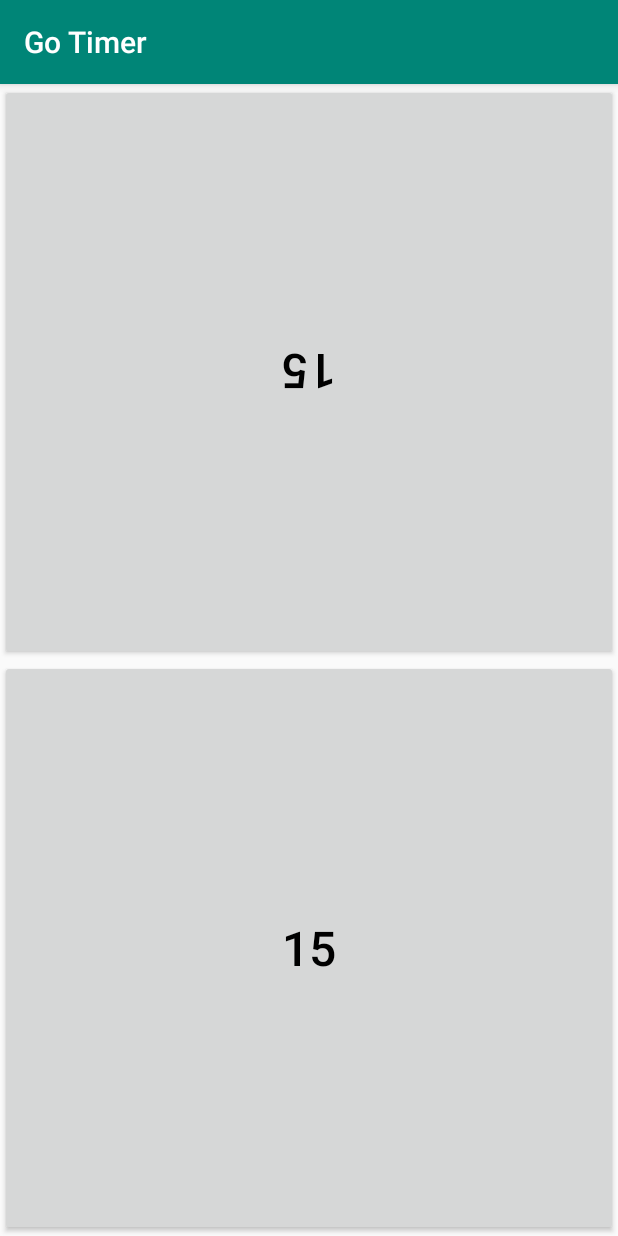
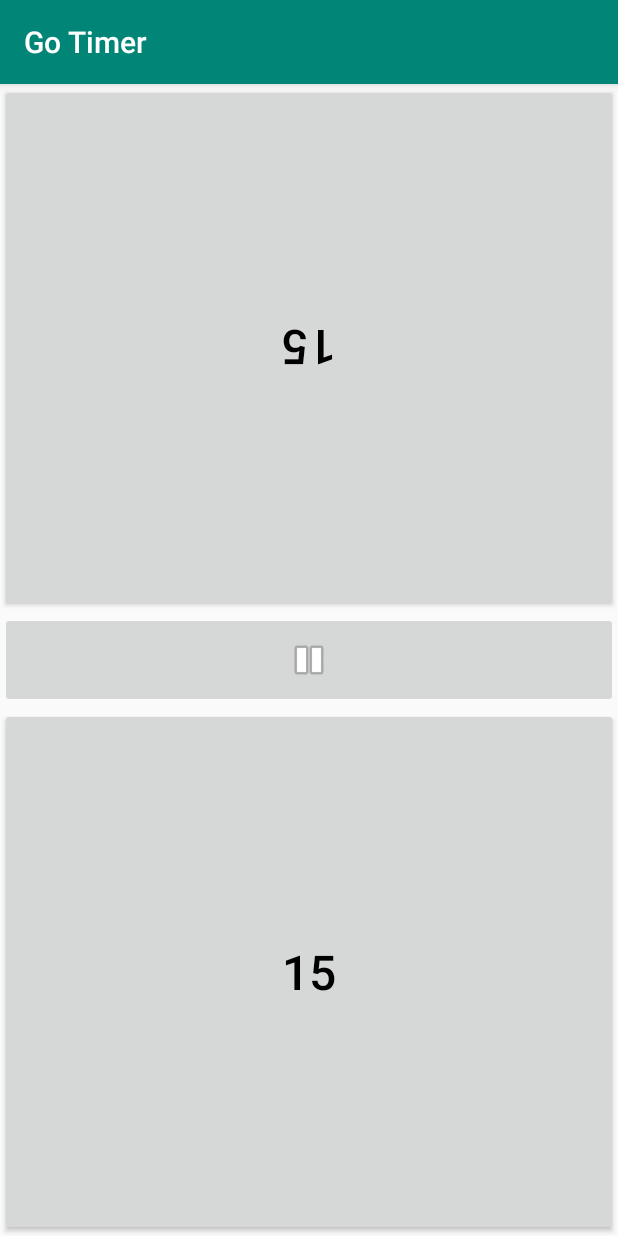
Before and after one commit to huhx0015/RPGCharacterDirectory, an Android app: the screen it shows after launch (MainActivity), after a tap on "15", on a phone screen of 412 x 824 dp. Run offline under Robolectric (Android 15) with nearby library versions, the phone set to English and light mode, and no system bars; our stand-ins replace RxJava; 2 statements that could not run were skipped.

Commit message:
Added control view to the layout.

```diff
--- a/app/src/main/java/com/huhx0015/gotimer/MainActivity.kt
+++ b/app/src/main/java/com/huhx0015/gotimer/MainActivity.kt
@@ -3,10 +3,9 @@ package com.huhx0015.gotimer
 import androidx.appcompat.app.AppCompatActivity
 import android.os.Bundle
 import android.util.Log
-import androidx.lifecycle.Observer
 import androidx.lifecycle.ViewModelProviders
 import io.reactivex.disposables.CompositeDisposable
-import kotlinx.android.synthetic.main.fragment_timer.*
+import kotlinx.android.synthetic.main.view_controls.*
 
 class MainActivity : AppCompatActivity(), TimerFragment.TimerFragmentListener {
 
@@ -27,6 +26,7 @@ class MainActivity : AppCompatActivity(), TimerFragment.TimerFragmentListener {
         super.onCreate(savedInstanceState)
 
         initView()
+        initControls()
         initViewModel()
         initFragments(savedInstanceState)
         initObserver()
@@ -39,6 +39,23 @@ class MainActivity : AppCompatActivity(), TimerFragment.TimerFragmentListener {
 
     private fun initView() {
         setContentView(R.layout.activity_main)
+    }
+
+    private fun initControls() {
+        ib_pause.setOnClickListener {
+            // TODO: Handle control state here.
+        }
+    }
+
+
+    private fun initViewModel() {
+        viewModelFactory = ViewModelFactory()
+        //viewModel = ViewModelProviders.of(this, viewModelFactory).get(MainViewModel::class.java) // TODO: Update ViewModelFactory
+        viewModel = ViewModelProviders.of(this).get(MainViewModel::class.java)
+
+        // Sets each timer state to NOT_STARTED
+        viewModel.initTimer(TOP_TIMER_ID)
+        viewModel.initTimer(BOTTOM_TIMER_ID)
     }
 
     private fun initFragments(savedInstanceState: Bundle?) {
@@ -61,26 +78,17 @@ class MainActivity : AppCompatActivity(), TimerFragment.TimerFragmentListener {
 //        viewModel.currentState.observe(this, Observer {
 //            it?.let {
 //                when (it) {
-//                    MainViewModel.TimerState.NOT_STARTED -> Log.d(TAG, "Not Started")
-//                    MainViewModel.TimerState.TOP_TIMER_RUNNING -> Log.d(TAG, "Top Timer Running")
-//                    MainViewModel.TimerState.BOTTOM_TIMER_RUNNING -> Log.d(TAG, "Bottom Timer Running")
-//                    MainViewModel.TimerState.PAUSED -> Log.d(TAG, "Paused")
-//                    MainViewModel.TimerState.FINISHED -> Log.d(TAG, "Finished")
+//                    MainViewModel.State.NOT_STARTED -> Log.d(TAG, "Not Started")
+//                    MainViewModel.State.TOP_TIMER_RUNNING -> Log.d(TAG, "Top Timer Running")
+//                    MainViewModel.State.BOTTOM_TIMER_RUNNING -> Log.d(TAG, "Bottom Timer Running")
+//                    MainViewModel.State.PAUSED -> Log.d(TAG, "Paused")
+//                    MainViewModel.State.FINISHED -> Log.d(TAG, "Finished")
 //                }
 //            }
 //        })
     }
 
-    private fun initViewModel() {
-        viewModelFactory = ViewModelFactory()
-        //viewModel = ViewModelProviders.of(this, viewModelFactory).get(MainViewModel::class.java) // TODO: Update ViewModelFactory
-        viewModel = ViewModelProviders.of(this).get(MainViewModel::class.java)
 
-
-        // Sets each timer state to NOT_STARTED
-        viewModel.initTimer(TOP_TIMER_ID)
-        viewModel.initTimer(BOTTOM_TIMER_ID)
-    }
 
     override fun onTimerButtonClicked(id: String?) {
 
@@ -88,9 +96,9 @@ class MainActivity : AppCompatActivity(), TimerFragment.TimerFragmentListener {
             TOP_TIMER_ID -> {
                 Log.d("TIMER", "TOP TIMER BUTTON TAPPED")
 
-                if (!viewModel.timerStates[TOP_TIMER_ID]?.equals(MainViewModel.TimerState.RUNNING)!!) {
-                    viewModel.timerStates[TOP_TIMER_ID] = MainViewModel.TimerState.RUNNING // Sets the running state.
-                    viewModel.timerStates[BOTTOM_TIMER_ID] = MainViewModel.TimerState.PAUSED // Sets the running state.
+                if (!viewModel.timerStates[TOP_TIMER_ID]?.equals(State.RUNNING)!!) {
+                    viewModel.timerStates[TOP_TIMER_ID] = State.RUNNING // Sets the running state.
+                    viewModel.timerStates[BOTTOM_TIMER_ID] = State.PAUSED // Sets the running state.
                 }
 
 
@@ -98,9 +106,9 @@ class MainActivity : AppCompatActivity(), TimerFragment.TimerFragmentListener {
             BOTTOM_TIMER_ID -> {
                 Log.d("TIMER", "BOTTOM TIMER BUTTON TAPPED")
 
-                if (!viewModel.timerStates[BOTTOM_TIMER_ID]?.equals(MainViewModel.TimerState.RUNNING)!!) {
-                    viewModel.timerStates[BOTTOM_TIMER_ID] = MainViewModel.TimerState.RUNNING // Sets the running state.
-                    viewModel.timerStates[TOP_TIMER_ID] = MainViewModel.TimerState.PAUSED // Sets the running state.
+                if (!viewModel.timerStates[BOTTOM_TIMER_ID]?.equals(State.RUNNING)!!) {
+                    viewModel.timerStates[BOTTOM_TIMER_ID] = State.RUNNING // Sets the running state.
+                    viewModel.timerStates[TOP_TIMER_ID] = State.PAUSED // Sets the running state.
                 }
             }
         }
--- a/app/src/main/java/com/huhx0015/gotimer/MainViewModel.kt
+++ b/app/src/main/java/com/huhx0015/gotimer/MainViewModel.kt
@@ -15,27 +15,22 @@ import java.util.concurrent.atomic.AtomicLong
 
 class MainViewModel: ViewModel() {
 
-    enum class TimerState {
-        NOT_STARTED, RUNNING, PAUSED, FINISHED
-    }
-
-    val timerStates = HashMap<String?, TimerState>() // Contains the timer states for each timer.
+    val timerStates = HashMap<String?, State>() // Contains the timer states for each timer.
     var timerValues = HashMap<String?, AtomicLong>() // Contains the time values for each timer.
 
     private var compositeDisposable: CompositeDisposable = CompositeDisposable()
 
-    @Deprecated("Possibly no longer needed?")
-    var currentState: LiveData<TimerState> = MutableLiveData()
+    var controlState: LiveData<State> = MutableLiveData()
 
     fun initTimer(id: String?) {
-        timerStates[id] = TimerState.NOT_STARTED
+        timerStates[id] = State.NOT_STARTED
     }
 
     fun startTimer(id: String?, seconds: Long, timeButton: Button) { //Create and starts timer
 
         val subscription = Flowable.interval(0, 1, TimeUnit.SECONDS)
             .take(seconds + 1)
-            .takeWhile { timerStates[id]?.equals(TimerState.RUNNING)!! }
+            .takeWhile { timerStates[id]?.equals(State.RUNNING)!! }
             .filter { it >= 0 } // Stopping conditions
             .map { timerValues[id]?.getAndDecrement() } // Decrements the timer value.
             .subscribeOn(Schedulers.io())
@@ -46,7 +41,7 @@ class MainViewModel: ViewModel() {
                 {
                     if (timerValues[id]?.get()!! <= 0) {
                         Log.d("TIMER", "Done!" )
-                        timerStates[id] = TimerState.FINISHED
+                        timerStates[id] = State.FINISHED
                         timeButton.text = "FINISHED"
                     }
                 } // onComplete
@@ -55,7 +50,7 @@ class MainViewModel: ViewModel() {
         compositeDisposable.add(subscription)
     }
 
-    fun getState(): TimerState? {
-        return currentState.value
+    fun getControl(): State? {
+        return controlState.value
     }
 }
--- /dev/null
+++ b/app/src/main/java/com/huhx0015/gotimer/State.kt
@@ -0,0 +1,5 @@
+package com.huhx0015.gotimer
+
+enum class State {
+    NOT_STARTED, RUNNING, PAUSED, FINISHED
+}
--- a/app/src/main/java/com/huhx0015/gotimer/TimerFragment.kt
+++ b/app/src/main/java/com/huhx0015/gotimer/TimerFragment.kt
@@ -68,7 +68,7 @@ class TimerFragment(private var listener: TimerFragmentListener) : Fragment() {
         timerButton.setOnClickListener {
 
             // Check if the timer is already running.
-            if (!viewModel.timerStates[fragmentId]?.equals(MainViewModel.TimerState.RUNNING)!!) {
+            if (!viewModel.timerStates[fragmentId]?.equals(State.RUNNING)!!) {
                 viewModel.startTimer(fragmentId, viewModel.timerValues[fragmentId]?.get()!!, timerButton) // Starts timer
                 listener.onTimerButtonClicked(fragmentId)
             }
--- a/app/src/main/res/layout/activity_main.xml
+++ b/app/src/main/res/layout/activity_main.xml
@@ -1,29 +1,39 @@
 <?xml version="1.0" encoding="utf-8"?>
 <androidx.constraintlayout.widget.ConstraintLayout
     xmlns:android="http://schemas.android.com/apk/res/android"
+    xmlns:app="http://schemas.android.com/apk/res-auto"
     xmlns:tools="http://schemas.android.com/tools"
-    xmlns:app="http://schemas.android.com/apk/res-auto"
     android:layout_width="match_parent"
     android:layout_height="match_parent"
     tools:context=".MainActivity">
 
     <RelativeLayout
         android:id="@+id/topTimerSide"
-        android:layout_width="match_parent"
+        android:layout_width="0dp"
         android:layout_height="0dp"
-        android:rotation = "180"
-        app:layout_constraintBottom_toTopOf="@id/bottomTimerSide"
+        android:rotation="180"
+        app:layout_constraintBottom_toTopOf="@+id/layout_controls"
         app:layout_constraintEnd_toEndOf="parent"
         app:layout_constraintStart_toStartOf="parent"
         app:layout_constraintTop_toTopOf="parent" />
 
+    <include
+        android:id="@+id/layout_controls"
+        layout="@layout/view_controls"
+        android:layout_width="0dp"
+        android:layout_height="wrap_content"
+        app:layout_constraintBottom_toTopOf="@+id/bottomTimerSide"
+        app:layout_constraintEnd_toEndOf="parent"
+        app:layout_constraintStart_toStartOf="parent"
+        app:layout_constraintTop_toBottomOf="@+id/topTimerSide" />
+
     <RelativeLayout
         android:id="@+id/bottomTimerSide"
-        android:layout_width="match_parent"
+        android:layout_width="0dp"
         android:layout_height="0dp"
         app:layout_constraintBottom_toBottomOf="parent"
         app:layout_constraintEnd_toEndOf="parent"
         app:layout_constraintStart_toStartOf="parent"
-        app:layout_constraintTop_toBottomOf="@id/topTimerSide" />
+        app:layout_constraintTop_toBottomOf="@+id/layout_controls" />
 
 </androidx.constraintlayout.widget.ConstraintLayout>
--- /dev/null
+++ b/app/src/main/res/layout/view_controls.xml
@@ -0,0 +1,18 @@
+<?xml version="1.0" encoding="utf-8"?>
+<androidx.constraintlayout.widget.ConstraintLayout
+    xmlns:android="http://schemas.android.com/apk/res/android"
+    xmlns:app="http://schemas.android.com/apk/res-auto"
+    android:layout_width="match_parent"
+    android:layout_height="wrap_content">
+
+    <androidx.appcompat.widget.AppCompatImageButton
+        android:id="@+id/ib_pause"
+        android:layout_width="match_parent"
+        android:layout_height="64dp"
+        android:src="@android:drawable/ic_media_pause"
+        app:layout_constraintBottom_toBottomOf="parent"
+        app:layout_constraintEnd_toEndOf="parent"
+        app:layout_constraintStart_toStartOf="parent"
+        app:layout_constraintTop_toTopOf="parent" />
+
+</androidx.constraintlayout.widget.ConstraintLayout>
```
